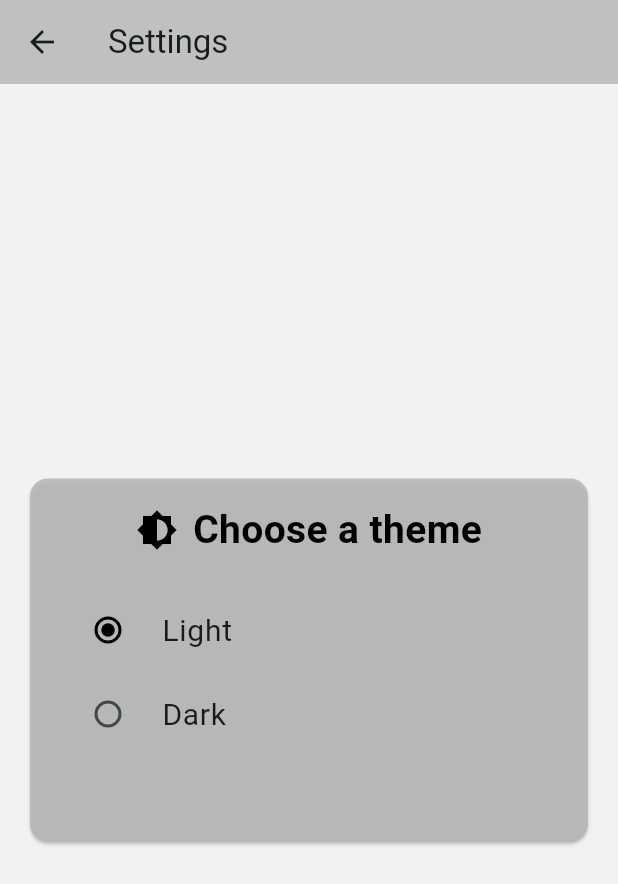
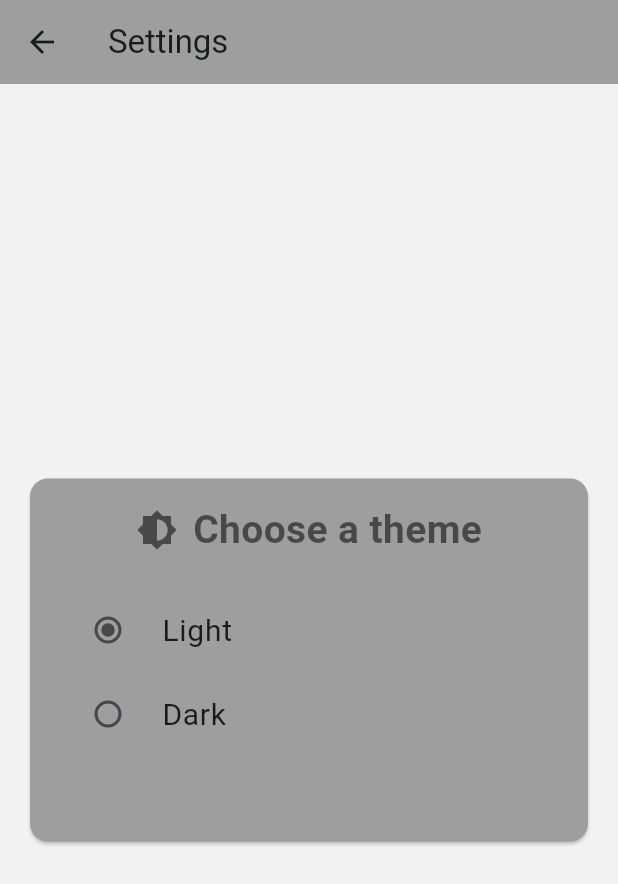
Before and after one commit to ArseniiShmatov09/Rick-And-Morty-App, a Flutter app: the SettingsPage screen opened by its route, on a phone screen of 412 x 824 dp. Shown: the top 884 px of the screen. Run offline on Flutter 3.47's test engine with Material 3 defaults, Android fonts, the phone set to English and light mode, and no system bars; our stand-ins replace connectivity_plus, equatable, flutter_bloc, flutter_spinkit, get_it, hive_flutter and 1 more; accounts and stored records are empty; network calls fail.

Commit message:
fixed colors in theme, code refactoring

```diff
--- a/rick_and_morty_app/lib/data/api_client/api_client.dart
+++ b/rick_and_morty_app/lib/data/api_client/api_client.dart
@@ -25,7 +25,7 @@ class ApiClient {
     final url = _makeUri(path, parameters);
     final request = await _client.getUrl(url);
     final response = await request.close();
-    final dynamic json = (await response.jsoneDecode());
+    final dynamic json = (await response.jsonDecode());
     final result = parser(json);
     return result;
   }
@@ -41,7 +41,7 @@ class ApiClient {
 }
 
 extension HttpClientResponseJsonDecode on HttpClientResponse {
-  Future<dynamic> jsoneDecode() async {
+  Future<dynamic> jsonDecode() async {
     return transform(utf8.decoder).toList().then((value){
       final result = value.join();
       return result;
--- a/rick_and_morty_app/lib/domain/repositories/character_repository.dart
+++ b/rick_and_morty_app/lib/domain/repositories/character_repository.dart
@@ -1,4 +1,3 @@
-import 'package:hive_flutter/adapters.dart';
 import 'package:rick_and_morty_app/data/api_client/api_client.dart';
 import '../../data/entities/character.dart';
 import '../interfaces/abstract_character_repository.dart';
@@ -22,7 +21,7 @@ class CharacterRepository implements AbstractCharacterRepository {
     }
   }
 
-  Future<Character> _fetchCharacter(int chracterId) {
+  Future<Character> _fetchCharacter(int characterId) {
     parser(dynamic json) {
       final jsonMap = json as Map<String, dynamic>;
       final response = Character.fromJson(jsonMap);
@@ -30,7 +29,7 @@ class CharacterRepository implements AbstractCharacterRepository {
     }
 
     final result = apiClient.get(
-      '/character/$chracterId',
+      '/character/$characterId',
       parser,
     );
     return result;
--- a/rick_and_morty_app/lib/domain/repositories/characters_list_repository.dart
+++ b/rick_and_morty_app/lib/domain/repositories/characters_list_repository.dart
@@ -1,4 +1,3 @@
-import 'package:hive_flutter/adapters.dart';
 import 'package:rick_and_morty_app/data/api_client/api_client.dart';
 import 'package:rick_and_morty_app/domain/interfaces/abstract_characters_list_repository.dart';
 import '../../data/entities/api_info.dart';
--- /dev/null
+++ b/rick_and_morty_app/lib/presentation/app_colors/app_colors.dart
@@ -0,0 +1,9 @@
+import 'package:flutter/material.dart';
+
+class AppColors {
+  static Color get mainBlack => Colors.black54;
+  static Color get mainWhite => const Color.fromARGB(255, 242, 242, 242);
+  static Color get mainGrey => Colors.grey[500]!;
+  static Color get mainLightGray => Colors.grey[300]!;
+
+}
--- a/rick_and_morty_app/lib/presentation/pages/character_details_page/character_details_info_rows_widget.dart
+++ b/rick_and_morty_app/lib/presentation/pages/character_details_page/character_details_info_rows_widget.dart
@@ -7,10 +7,10 @@ class CharacterDetailsInfoRowsWidget extends StatelessWidget {
   final Episode? firstEpisode;
 
   const CharacterDetailsInfoRowsWidget({
-    Key? key,
+    super.key,
     required this.character,
     required this.firstEpisode,
-  }) : super(key: key);
+  });
 
   @override
   Widget build(BuildContext context) {
--- a/rick_and_morty_app/lib/presentation/pages/character_details_page/character_details_page.dart
+++ b/rick_and_morty_app/lib/presentation/pages/character_details_page/character_details_page.dart
@@ -1,5 +1,8 @@
+// ignore_for_file: library_private_types_in_public_api
+
 import 'package:flutter/material.dart';
 import 'package:flutter_bloc/flutter_bloc.dart';
+import 'package:rick_and_morty_app/presentation/app_colors/app_colors.dart';
 import 'package:rick_and_morty_app/presentation/bloc/character_details/character_details_bloc.dart';
 import 'package:rick_and_morty_app/domain/utils/network_connection.dart';
 import 'package:rick_and_morty_app/presentation/widgets/loading_indicator_widget.dart';
@@ -33,7 +36,7 @@ class _CharacterDetailsPageState extends State<CharacterDetailsPage> {
   Widget build(BuildContext context) {
     return Scaffold(
       appBar: AppBar(
-        backgroundColor: const Color.fromARGB(222, 145, 140, 140),
+        backgroundColor: AppColors.mainGrey,
         title: BlocBuilder<CharacterDetailsBloc, CharacterDetailsState>(
           bloc: _characterDetailsBloc,
           builder: (context, state) {
--- a/rick_and_morty_app/lib/presentation/pages/main_page.dart
+++ b/rick_and_morty_app/lib/presentation/pages/main_page.dart
@@ -38,7 +38,7 @@ class MainPage extends StatelessWidget {
           ),
         ],
       ),
-      body: CharactersListWidget(),
+      body: const CharactersListWidget(),
     );
   }
 
--- a/rick_and_morty_app/lib/presentation/pages/settings_page.dart
+++ b/rick_and_morty_app/lib/presentation/pages/settings_page.dart
@@ -9,11 +9,10 @@ class SettingsPage extends StatelessWidget {
     return Scaffold(
       appBar: AppBar(
         title: const Text('Settings'),
-        backgroundColor: const Color.fromARGB(222, 185, 184, 184),
       ),
-      body: Center(
+      body: const Center(
         child: Padding(
-          padding: const EdgeInsets.all(16.0),
+          padding: EdgeInsets.all(16.0),
           child: ThemeSelectionCardWidget(),
         ),
       ),
--- a/rick_and_morty_app/lib/presentation/theme/theme.dart
+++ b/rick_and_morty_app/lib/presentation/theme/theme.dart
@@ -1,45 +1,51 @@
 import 'package:flutter/material.dart';
+import 'package:rick_and_morty_app/presentation/app_colors/app_colors.dart';
 
 final darkTheme = ThemeData(
   useMaterial3: true,
-  scaffoldBackgroundColor: Color.fromARGB(255, 11, 11, 11),
+  scaffoldBackgroundColor: AppColors.mainBlack,
+  appBarTheme: AppBarTheme(
+    backgroundColor: AppColors.mainGrey,
+  ),
   colorScheme: ColorScheme.fromSeed(
-    seedColor: Colors.black,
+    seedColor: AppColors.mainBlack,
     brightness: Brightness.dark,
   ),
   dropdownMenuTheme: DropdownMenuThemeData(
     menuStyle: MenuStyle(
       backgroundColor: MaterialStateProperty.all(
-        Color.fromARGB(222, 145, 140, 140),
+        AppColors.mainGrey,
       ),
     ),
   ),
   navigationBarTheme: NavigationBarThemeData(
     backgroundColor: Colors.black,
-    indicatorColor: Colors.white38,
+    indicatorColor: AppColors.mainGrey,
   ),
   inputDecorationTheme: InputDecorationTheme(
     filled: true,
-    fillColor: Colors.black,
-    hintStyle: TextStyle(color: Colors.white),
+    fillColor: AppColors.mainBlack,
+    hintStyle: TextStyle(color: AppColors.mainWhite),
     border: OutlineInputBorder(
       borderRadius: BorderRadius.circular(8),
-      borderSide: BorderSide(color: Colors.white),
+      borderSide: BorderSide(color: AppColors.mainWhite),
     ),
   ),
 );
 
 final lightTheme = ThemeData(
   useMaterial3: true,
-  scaffoldBackgroundColor: Color.fromARGB(255, 242, 242, 242),
+  scaffoldBackgroundColor: AppColors.mainWhite,
+  appBarTheme: AppBarTheme(
+    backgroundColor: AppColors.mainGrey,
+   // color: AppColors.mainWhite,
+  ),
   colorScheme: ColorScheme.fromSeed(
-    seedColor: Color.fromARGB(255, 242, 242, 242),
+    seedColor: AppColors.mainWhite,
     brightness: Brightness.light,
   ),
-  bottomNavigationBarTheme: BottomNavigationBarThemeData(
-    backgroundColor: Color.fromARGB(255, 242, 242, 242),
-    selectedItemColor: Colors.black,
-    unselectedItemColor: Colors.grey,
+  navigationBarTheme: NavigationBarThemeData(
+    backgroundColor: AppColors.mainWhite,
+    indicatorColor: AppColors.mainGrey,
   ),
-
 );
--- a/rick_and_morty_app/lib/presentation/widgets/character_list_widget/characters_list_widget.dart
+++ b/rick_and_morty_app/lib/presentation/widgets/character_list_widget/characters_list_widget.dart
@@ -38,7 +38,7 @@ class _CharactersListWidgetState extends State<CharactersListWidget> {
 
   void _scrollToTop() {
     Future.delayed(
-      Duration(milliseconds: 300),
+      const Duration(milliseconds: 300),
           () {
         controller.jumpTo(0);
       },
--- a/rick_and_morty_app/lib/presentation/widgets/loading_indicator_widget.dart
+++ b/rick_and_morty_app/lib/presentation/widgets/loading_indicator_widget.dart
@@ -1,5 +1,6 @@
 import 'package:flutter/material.dart';
 import 'package:flutter_spinkit/flutter_spinkit.dart';
+import 'package:rick_and_morty_app/presentation/app_colors/app_colors.dart';
 
 class LoadingIndicatorWidget extends StatelessWidget {
   const LoadingIndicatorWidget({
@@ -8,9 +9,9 @@ class LoadingIndicatorWidget extends StatelessWidget {
 
   @override
   Widget build(BuildContext context) {
-    return const Center(
+    return Center(
         child: SpinKitFadingCircle(
-          color: Colors.grey,
+          color: AppColors.mainGrey,
         )
     );
   }
--- a/rick_and_morty_app/lib/presentation/widgets/theme_selection_card_widget.dart
+++ b/rick_and_morty_app/lib/presentation/widgets/theme_selection_card_widget.dart
@@ -1,6 +1,6 @@
-import 'dart:ui';
 import 'package:flutter/material.dart';
 import 'package:flutter_bloc/flutter_bloc.dart';
+import 'package:rick_and_morty_app/presentation/app_colors/app_colors.dart';
 import '../bloc/theme/theme_cubit.dart';
 import '../bloc/theme/theme_state.dart';
 
@@ -21,27 +21,27 @@ class ThemeSelectionCardWidget extends StatelessWidget {
         shape: RoundedRectangleBorder(
           borderRadius: BorderRadius.circular(12.0),
         ),
-        color: const Color.fromARGB(222, 185, 184, 184),
+        color: AppColors.mainGrey,
         child: Padding(
           padding: const EdgeInsets.all(16.0),
           child: Column(
             crossAxisAlignment: CrossAxisAlignment.start,
             children: [
-              const Row(
+              Row(
                 mainAxisAlignment: MainAxisAlignment.center,
                 children: [
                   Icon(
                     Icons.brightness_6,
-                    color: Colors.black,
+                    color: AppColors.mainBlack,
                     size: 28,
                   ),
-                  SizedBox(width: 10),
+                  const SizedBox(width: 10),
                   Text(
                     'Choose a theme',
                     style: TextStyle(
                       fontSize: 26,
                       fontWeight: FontWeight.bold,
-                      color: Colors.black,
+                      color: AppColors.mainBlack,
                     ),
                   ),
                 ],
@@ -52,7 +52,7 @@ class ThemeSelectionCardWidget extends StatelessWidget {
                   return Column(
                     children: [
                       RadioListTile<Brightness>(
-                        activeColor: Colors.black,
+                        activeColor: AppColors.mainBlack,
                         title: const Text(
                           'Light',
                           style: TextStyle(fontSize: 20),
@@ -63,7 +63,7 @@ class ThemeSelectionCardWidget extends StatelessWidget {
                             _onThemeChanged(context, brightness),
                       ),
                       RadioListTile<Brightness>(
-                        activeColor: Colors.black,
+                        activeColor: AppColors.mainBlack,
                         title: const Text(
                           'Dark',
                           style: TextStyle(fontSize: 20),
```
Also changed, not shown: rick_and_morty_app/lib/presentation/bloc/character_details/character_details_bloc.dart (+4 -4 lines), rick_and_morty_app/lib/presentation/pages/Internet_check_page.dart (+11 -8 lines), rick_and_morty_app/lib/presentation/pages/character_details_page/header_details_info_widget.dart (+4 -3 lines), rick_and_morty_app/lib/presentation/widgets/character_list_widget/character_filter_section_widget.dart (+11 -10 lines), rick_and_morty_app/lib/presentation/widgets/character_list_widget/character_list_item_widget.dart (+9 -6 lines). Lines whose indentation alone changed are shown as unchanged.
